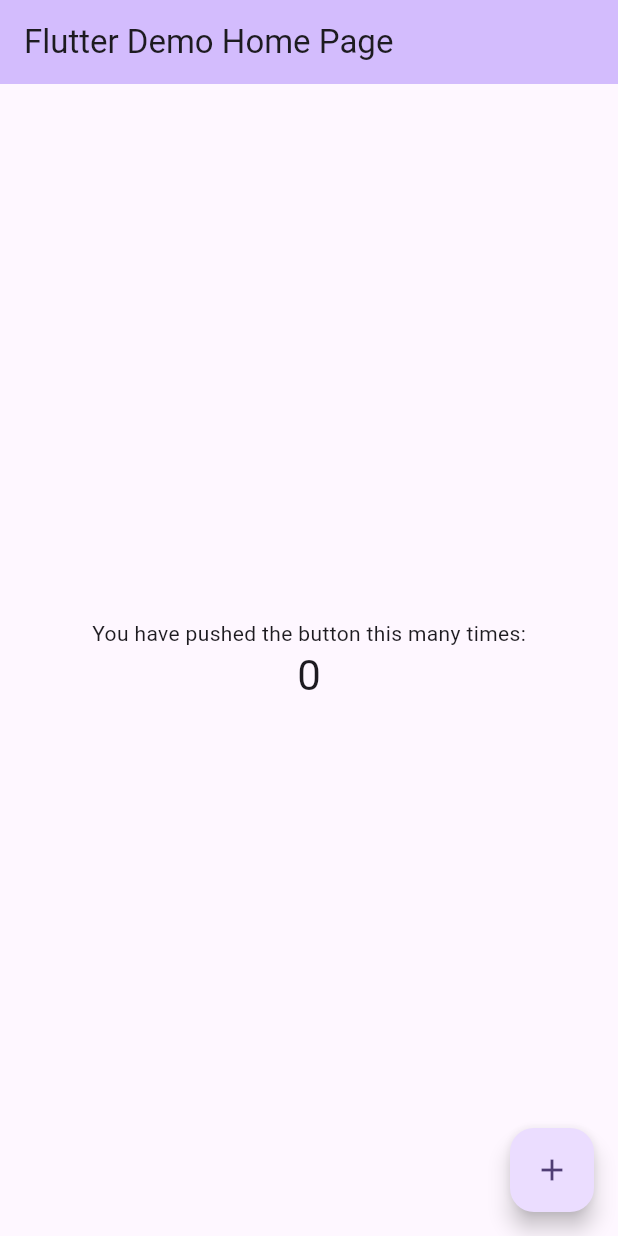
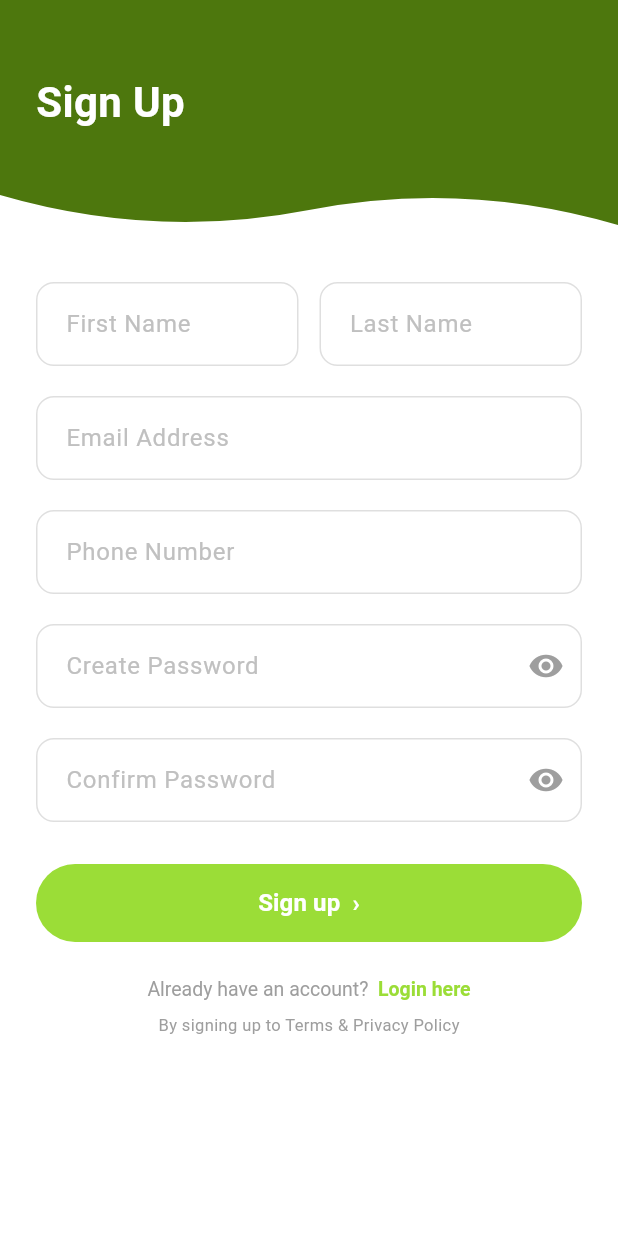
Before and after one commit to orderSwiftly/swiftly-mobile, a Flutter app: the screen it shows after launch, on a phone screen of 412 x 824 dp. Run offline on Flutter 3.47's test engine with Material 3 defaults, Android fonts, the phone set to English and light mode, and no system bars.

Commit message:
worked on signup page

```diff
--- a/analysis_options.yaml
+++ b/analysis_options.yaml
@@ -23,6 +23,9 @@ linter:
   rules:
     # avoid_print: false  # Uncomment to disable the `avoid_print` rule
     # prefer_single_quotes: true  # Uncomment to enable the `prefer_single_quotes` rule
+    camel_case_types: false
+    non_constant_identifier_names: false
+    camel_case_extensions: false
 
 # Additional information about this file can be found at
 # https://dart.dev/guides/language/analysis-options
--- /dev/null
+++ b/lib/core/theme/app_colors.dart
@@ -0,0 +1,12 @@
+import 'package:flutter/material.dart';
+
+class AppColors {
+  static const Color primary = Color(0xFF0A0F1A);
+  static const Color accent = Color(0xFF9BDD37);
+  static const Color background = Color(0xFF006B4F);
+  static const Color text = Color(0xFFFFFFFF);
+  static const Color secondary = Color(0xFFC0C0C0);
+  static const Color prof = Color(0xFF669917);
+  static const Color darkBg = Color(0xFF0A0F1A);
+  static const Color waveClr = Color(0xFF4D770D);
+}
--- a/lib/main.dart
+++ b/lib/main.dart
@@ -1,4 +1,6 @@
 import 'package:flutter/material.dart';
+import 'screens/signup_screen.dart';
+import 'core/theme/app_colors.dart';
 
 void main() {
   runApp(const MyApp());
@@ -7,116 +9,17 @@ void main() {
 class MyApp extends StatelessWidget {
   const MyApp({super.key});
 
-  // This widget is the root of your application.
   @override
   Widget build(BuildContext context) {
     return MaterialApp(
-      title: 'Flutter Demo',
+      title: 'Signup App',
+      debugShowCheckedModeBanner: false,
       theme: ThemeData(
-        // This is the theme of your application.
-        //
-        // TRY THIS: Try running your application with "flutter run". You'll see
-        // the application has a purple toolbar. Then, without quitting the app,
-        // try changing the seedColor in the colorScheme below to Colors.green
-        // and then invoke "hot reload" (save your changes or press the "hot
-        // reload" button in a Flutter-supported IDE, or press "r" if you used
-        // the command line to start the app).
-        //
-        // Notice that the counter didn't reset back to zero; the application
-        // state is not lost during the reload. To reset the state, use hot
-        // restart instead.
-        //
-        // This works for code too, not just values: Most code changes can be
-        // tested with just a hot reload.
-        colorScheme: .fromSeed(seedColor: Colors.deepPurple),
+        useMaterial3: true,
+        scaffoldBackgroundColor:
+            AppColors.text, // Using AppColors.text as background
       ),
-      home: const MyHomePage(title: 'Flutter Demo Home Page'),
+      home: const SignupScreen(),
     );
   }
 }
-
-class MyHomePage extends StatefulWidget {
-  const MyHomePage({super.key, required this.title});
-
-  // This widget is the home page of your application. It is stateful, meaning
-  // that it has a State object (defined below) that contains fields that affect
-  // how it looks.
-
-  // This class is the configuration for the state. It holds the values (in this
-  // case the title) provided by the parent (in this case the App widget) and
-  // used by the build method of the State. Fields in a Widget subclass are
-  // always marked "final".
-
-  final String title;
-
-  @override
-  State<MyHomePage> createState() => _MyHomePageState();
-}
-
-class _MyHomePageState extends State<MyHomePage> {
-  int _counter = 0;
-
-  void _incrementCounter() {
-    setState(() {
-      // This call to setState tells the Flutter framework that something has
-      // changed in this State, which causes it to rerun the build method below
-      // so that the display can reflect the updated values. If we changed
-      // _counter without calling setState(), then the build method would not be
-      // called again, and so nothing would appear to happen.
-      _counter++;
-    });
-  }
-
-  @override
-  Widget build(BuildContext context) {
-    // This method is rerun every time setState is called, for instance as done
-    // by the _incrementCounter method above.
-    //
-    // The Flutter framework has been optimized to make rerunning build methods
-    // fast, so that you can just rebuild anything that needs updating rather
-    // than having to individually change instances of widgets.
-    return Scaffold(
-      appBar: AppBar(
-        // TRY THIS: Try changing the color here to a specific color (to
-        // Colors.amber, perhaps?) and trigger a hot reload to see the AppBar
-        // change color while the other colors stay the same.
-        backgroundColor: Theme.of(context).colorScheme.inversePrimary,
-        // Here we take the value from the MyHomePage object that was created by
-        // the App.build method, and use it to set our appbar title.
-        title: Text(widget.title),
-      ),
-      body: Center(
-        // Center is a layout widget. It takes a single child and positions it
-        // in the middle of the parent.
-        child: Column(
-          // Column is also a layout widget. It takes a list of children and
-          // arranges them vertically. By default, it sizes itself to fit its
-          // children horizontally, and tries to be as tall as its parent.
-          //
-          // Column has various properties to control how it sizes itself and
-          // how it positions its children. Here we use mainAxisAlignment to
-          // center the children vertically; the main axis here is the vertical
-          // axis because Columns are vertical (the cross axis would be
-          // horizontal).
-          //
-          // TRY THIS: Invoke "debug painting" (choose the "Toggle Debug Paint"
-          // action in the IDE, or press "p" in the console), to see the
-          // wireframe for each widget.
-          mainAxisAlignment: .center,
-          children: [
-            const Text('You have pushed the button this many times:'),
-            Text(
-              '$_counter',
-              style: Theme.of(context).textTheme.headlineMedium,
-            ),
-          ],
-        ),
-      ),
-      floatingActionButton: FloatingActionButton(
-        onPressed: _incrementCounter,
-        tooltip: 'Increment',
-        child: const Icon(Icons.add),
-      ),
-    );
-  }
-}
--- /dev/null
+++ b/lib/models/user_model.dart
@@ -0,0 +1,29 @@
+class User {
+  final String first_name;
+  final String last_name;
+  final String email;
+  final String password;
+  final String confirm_password;
+  final String phone;
+
+  User({
+    required this.first_name,
+    required this.last_name,
+    required this.email,
+    required this.password,
+    required this.confirm_password,
+    required this.phone,
+  });
+
+  // Convert to JSON for API calls
+  Map<String, dynamic> toJson() {
+    return {
+      'firstName': first_name,
+      'lastName': last_name,
+      'email': email,
+      'password': password,
+      'confirmPassword': confirm_password,
+      'phone': phone,
+    };
+  }
+}
--- /dev/null
+++ b/lib/screens/signup_screen.dart
@@ -0,0 +1,251 @@
+import 'package:flutter/material.dart';
+import '../widgets/custom_text_field.dart';
+import '../widgets/password_field.dart';
+import '../widgets/custom_loader.dart';
+import '../core/theme/app_colors.dart';
+import '../utils/validators.dart';
+
+class SignupScreen extends StatefulWidget {
+  const SignupScreen({super.key});
+
+  @override
+  State<SignupScreen> createState() => _SignupScreenState();
+}
+
+class _SignupScreenState extends State<SignupScreen> {
+  final _formKey = GlobalKey<FormState>();
+  final _firstNameController = TextEditingController();
+  final _lastNameController = TextEditingController();
+  final _emailController = TextEditingController();
+  final _phoneController = TextEditingController();
+  final _passwordController = TextEditingController();
+  final _confirmPasswordController = TextEditingController();
+
+  bool _isLoading = false;
+
+  @override
+  void dispose() {
+    _firstNameController.dispose();
+    _lastNameController.dispose();
+    _emailController.dispose();
+    _phoneController.dispose();
+    _passwordController.dispose();
+    _confirmPasswordController.dispose();
+    super.dispose();
+  }
+
+  void _handleSignup() {
+    if (_formKey.currentState!.validate()) {
+      setState(() => _isLoading = true);
+
+      Future.delayed(const Duration(seconds: 2), () {
+        if (mounted) {
+          setState(() => _isLoading = false);
+          ScaffoldMessenger.of(context).showSnackBar(
+            const SnackBar(
+              content: Text('Account created successfully!'),
+              backgroundColor: AppColors.prof,
+            ),
+          );
+        }
+      });
+    }
+  }
+
+  @override
+  Widget build(BuildContext context) {
+    return Scaffold(
+      backgroundColor: Colors.white,
+      body: Column(
+        children: [
+          _GreenWaveHeader(),
+          Expanded(
+            child: SingleChildScrollView(
+              padding: const EdgeInsets.symmetric(horizontal: 24, vertical: 28),
+              child: Form(
+                key: _formKey,
+                child: Column(
+                  crossAxisAlignment: CrossAxisAlignment.start,
+                  children: [
+                    Row(
+                      children: [
+                        Expanded(
+                          child: CustomTextField(
+                            controller: _firstNameController,
+                            label: 'First Name',
+                            hint: 'Enter your first name',
+                            validator: Validators.validateName,
+                          ),
+                        ),
+                        const SizedBox(width: 14),
+                        Expanded(
+                          child: CustomTextField(
+                            controller: _lastNameController,
+                            label: 'Last Name',
+                            hint: 'Enter your last name',
+                            validator: Validators.validateName,
+                          ),
+                        ),
+                      ],
+                    ),
+                    const SizedBox(height: 20),
+
+                    CustomTextField(
+                      controller: _emailController,
+                      label: 'Email Address',
+                      hint: 'Enter your email address',
+                      // icon: Icons.email,
+                      keyboardType: TextInputType.emailAddress,
+                      validator: Validators.validateEmail,
+                    ),
+                    const SizedBox(height: 20),
+
+                    CustomTextField(
+                      controller: _phoneController,
+                      label: 'Phone Number',
+                      hint: 'Enter your phone number',
+                      // icon: Icons.phone,
+                      keyboardType: TextInputType.phone,
+                      validator: (v) =>
+                          v == null || v.isEmpty ? 'Enter phone number' : null,
+                    ),
+                    const SizedBox(height: 20),
+
+                    PasswordField(
+                      controller: _passwordController,
+                      label: 'Create Password',
+                      hint: 'at least 6 characters',
+                      validator: Validators.validatePassword,
+                    ),
+                    const SizedBox(height: 20),
+
+                    PasswordField(
+                      controller: _confirmPasswordController,
+                      label: 'Confirm Password',
+                      hint: 'Re-enter your password',
+                      validator: (value) => Validators.validateConfirmPassword(
+                        value,
+                        _passwordController.text,
+                      ),
+                    ),
+                    const SizedBox(height: 28),
+
+                    // Sign Up Button
+                    SizedBox(
+                      width: double.infinity,
+                      height: 52,
+                      child: ElevatedButton(
+                        onPressed: _isLoading ? null : _handleSignup,
+                        style: ElevatedButton.styleFrom(
+                          backgroundColor: AppColors.accent,
+                          foregroundColor: Colors.white,
+                          elevation: 0,
+                          shape: const StadiumBorder(),
+                          disabledBackgroundColor: AppColors.accent.withOpacity(
+                            0.7,
+                          ),
+                        ),
+                        child: _isLoading
+                            ? const CustomLoader(
+                                size: 24,
+                                strokeWidth: 2.5,
+                                color: Colors.white,
+                              )
+                            : const Text(
+                                'Sign up  ›',
+                                style: TextStyle(
+                                  fontSize: 16,
+                                  fontWeight: FontWeight.bold,
+                                ),
+                              ),
+                      ),
+                    ),
+                    const SizedBox(height: 24),
+
+                    Center(
+                      child: RichText(
+                        text: TextSpan(
+                          style: const TextStyle(
+                            color: Colors.grey,
+                            fontSize: 13,
+                          ),
+                          children: [
+                            const TextSpan(text: 'Already have an account?  '),
+                            TextSpan(
+                              text: 'Login here',
+                              style: TextStyle(
+                                color: AppColors.accent,
+                                fontWeight: FontWeight.w600,
+                              ),
+                            ),
+                          ],
+                        ),
+                      ),
+                    ),
+                    const SizedBox(height: 8),
+                    const Center(
+                      child: Text(
+                        'By signing up to Terms & Privacy Policy',
+                        style: TextStyle(color: Colors.grey, fontSize: 11),
+                      ),
+                    ),
+                    const SizedBox(height: 16),
+                  ],
+                ),
+              ),
+            ),
+          ),
+        ],
+      ),
+    );
+  }
+}
+
+class _GreenWaveHeader extends StatelessWidget {
+  @override
+  Widget build(BuildContext context) {
+    return ClipPath(
+      clipper: _WaveClipper(),
+      child: Container(
+        height: 160,
+        color: AppColors.waveClr,
+        padding: const EdgeInsets.only(top: 48, left: 24, right: 24),
+        alignment: Alignment.topLeft,
+        child: const Text(
+          'Sign Up',
+          style: TextStyle(
+            color: Colors.white,
+            fontSize: 28,
+            fontWeight: FontWeight.bold,
+          ),
+        ),
+      ),
+    );
+  }
+}
+
+class _WaveClipper extends CustomClipper<Path> {
+  @override
+  Path getClip(Size size) {
+    final path = Path();
+    path.lineTo(0, size.height - 30);
+    path.quadraticBezierTo(
+      size.width * 0.25,
+      size.height,
+      size.width * 0.5,
+      size.height - 20,
+    );
+    path.quadraticBezierTo(
+      size.width * 0.75,
+      size.height - 40,
+      size.width,
+      size.height - 10,
+    );
+    path.lineTo(size.width, 0);
+    path.close();
+    return path;
+  }
+
+  @override
+  bool shouldReclip(_WaveClipper oldClipper) => false;
+}
--- /dev/null
+++ b/lib/utils/constants.dart
@@ -0,0 +1,12 @@
+class AppConstants {
+  // Route names
+  static const String signupRoute = '/signup';
+  static const String loginRoute = '/login';
+
+  // Validation constants
+  static const int minPasswordLength = 6;
+  static const int minNameLength = 3;
+
+  // Animation durations
+  static const Duration defaultDuration = Duration(milliseconds: 300);
+}
--- /dev/null
+++ b/lib/utils/validators.dart
@@ -0,0 +1,54 @@
+class Validators {
+  static String? validateName(String? value) {
+    if (value == null || value.trim().isEmpty) {
+      return 'Please enter your name';
+    }
+    if (value.trim().length < 3) {
+      return 'Name must be at least 3 characters';
+    }
+    return null;
+  }
+
+  static String? validateEmail(String? value) {
+    if (value == null || value.trim().isEmpty) {
+      return 'Please enter your email';
+    }
+    final emailRegex = RegExp(r'^[\w-\.]+@([\w-]+\.)+[\w-]{2,4}$');
+    if (!emailRegex.hasMatch(value.trim())) {
+      return 'Please enter a valid email address';
+    }
+    return null;
+  }
+
+  static String? validatePassword(String? value) {
+    if (value == null || value.isEmpty) {
+      return 'Please enter a password';
+    }
+    if (value.length < 6) {
+      return 'Password must be at least 6 characters';
+    }
+    if (!RegExp(r'[A-Z]').hasMatch(value)) {
+      return 'Password must contain at least one uppercase letter';
+    }
+    if (!RegExp(r'[a-z]').hasMatch(value)) {
+      return 'Password must contain at least one lowercase letter';
+    }
+    if (!RegExp(r'\d').hasMatch(value)) {
+      return 'Password must contain at least one number';
+    }
+    if (!RegExp(r'[!@#$%^&*(),.?":{}|<>]').hasMatch(value)) {
+      return 'Password must contain at least one special character';
+    }
+    return null;
+  }
+
+  static String? validateConfirmPassword(String? value, String password) {
+    if (value == null || value.isEmpty) {
+      return 'Please confirm your password';
+    }
+    if (value != password) {
+      return 'Passwords do not match';
+    }
+    return null;
+  }
+}
--- /dev/null
+++ b/lib/widgets/custom_loader.dart
@@ -0,0 +1,46 @@
+import 'package:flutter/material.dart';
+import '../core/theme/app_colors.dart';
+
+class CustomLoader extends StatelessWidget {
+  final double size;
+  final double strokeWidth;
+  final Color? color;
+  final String? message;
+
+  const CustomLoader({
+    super.key,
+    this.size = 40,
+    this.strokeWidth = 3,
+    this.color,
+    this.message,
+  });
+
+  @override
+  Widget build(BuildContext context) {
+    return Center(
+      child: Column(
+        mainAxisAlignment: MainAxisAlignment.center,
+        mainAxisSize: MainAxisSize.min,
+        children: [
+          SizedBox(
+            height: size,
+            width: size,
+            child: CircularProgressIndicator(
+              strokeWidth: strokeWidth,
+              valueColor: AlwaysStoppedAnimation<Color>(
+                color ?? AppColors.waveClr,
+              ),
+            ),
+          ),
+          if (message != null) ...[
+            const SizedBox(height: 12),
+            Text(
+              message!,
+              style: TextStyle(color: AppColors.secondary, fontSize: 14),
+            ),
+          ],
+        ],
+      ),
+    );
+  }
+}
--- /dev/null
+++ b/lib/widgets/custom_text_field.dart
@@ -0,0 +1,73 @@
+import 'package:flutter/material.dart';
+import '../../core/theme/app_colors.dart';
+
+class CustomTextField extends StatelessWidget {
+  final TextEditingController controller;
+  final String label;
+  final String hint;
+  final String? Function(String?)? validator;
+  final TextInputType keyboardType;
+  final bool obscureText;
+  final Widget? suffixIcon;
+  final EdgeInsetsGeometry? margin;
+
+  const CustomTextField({
+    super.key,
+    required this.controller,
+    required this.label,
+    required this.hint,
+    this.validator,
+    this.keyboardType = TextInputType.text,
+    this.obscureText = false,
+    this.suffixIcon,
+    this.margin,
+  });
+
+  @override
+  Widget build(BuildContext context) {
+    return Container(
+      margin: margin ?? EdgeInsets.zero,
+      child: TextFormField(
+        controller: controller,
+        keyboardType: keyboardType,
+        obscureText: obscureText,
+        style: const TextStyle(color: AppColors.darkBg),
+        decoration: InputDecoration(
+          labelText: label,
+          hintText: hint,
+          labelStyle: TextStyle(color: AppColors.secondary),
+          hintStyle: TextStyle(color: AppColors.secondary.withOpacity(0.7)),
+          floatingLabelStyle: TextStyle(color: AppColors.accent),
+          suffixIcon: suffixIcon,
+          filled: true,
+          fillColor: AppColors.text.withOpacity(0.9),
+          border: OutlineInputBorder(
+            borderRadius: BorderRadius.circular(12),
+            borderSide: const BorderSide(color: AppColors.secondary),
+          ),
+          enabledBorder: OutlineInputBorder(
+            borderRadius: BorderRadius.circular(12),
+            borderSide: BorderSide(color: AppColors.secondary.withOpacity(0.5)),
+          ),
+          focusedBorder: OutlineInputBorder(
+            borderRadius: BorderRadius.circular(12),
+            borderSide: const BorderSide(color: AppColors.accent, width: 2),
+          ),
+          errorBorder: OutlineInputBorder(
+            borderRadius: BorderRadius.circular(12),
+            borderSide: const BorderSide(color: Colors.red, width: 1),
+          ),
+          focusedErrorBorder: OutlineInputBorder(
+            borderRadius: BorderRadius.circular(12),
+            borderSide: const BorderSide(color: Colors.red, width: 2),
+          ),
+          contentPadding: const EdgeInsets.symmetric(
+            horizontal: 16,
+            vertical: 16,
+          ),
+        ),
+        validator: validator,
+      ),
+    );
+  }
+}
--- /dev/null
+++ b/lib/widgets/password_field.dart
@@ -0,0 +1,46 @@
+import 'package:flutter/material.dart';
+import 'custom_text_field.dart';
+
+class PasswordField extends StatefulWidget {
+  final TextEditingController controller;
+  final String label;
+  final String hint;
+  final String? Function(String?)? validator;
+
+  const PasswordField({
+    super.key,
+    required this.controller,
+    required this.label,
+    required this.hint,
+    this.validator,
+  });
+
+  @override
+  State<PasswordField> createState() => _PasswordFieldState();
+}
+
+class _PasswordFieldState extends State<PasswordField> {
+  bool _isPasswordVisible = false;
+
+  @override
+  Widget build(BuildContext context) {
+    return CustomTextField(
+      controller: widget.controller,
+      label: widget.label,
+      hint: widget.hint,
+      obscureText: !_isPasswordVisible,
+      validator: widget.validator,
+      suffixIcon: IconButton(
+        icon: Icon(
+          _isPasswordVisible ? Icons.visibility_off : Icons.visibility,
+          color: Colors.grey,
+        ),
+        onPressed: () {
+          setState(() {
+            _isPasswordVisible = !_isPasswordVisible;
+          });
+        },
+      ),
+    );
+  }
+}
--- a/pubspec.yaml
+++ b/pubspec.yaml
@@ -38,5 +38,9 @@ dev_dependencies:
 
   flutter_lints: ^6.0.0
 
+
 flutter:
   uses-material-design: true
+
+  assets:
+    - assets/images/
```
Also changed, not shown: assets/images/brand-logo.png (added).
